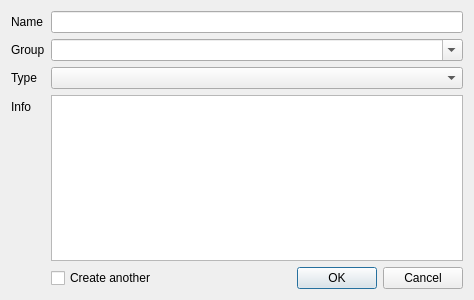
The window that src/Mod/Path/Gui/Resources/panels/PropertyCreate.ui (southseact-3d/fcd) describes before a commit, drawn with Qt 5.
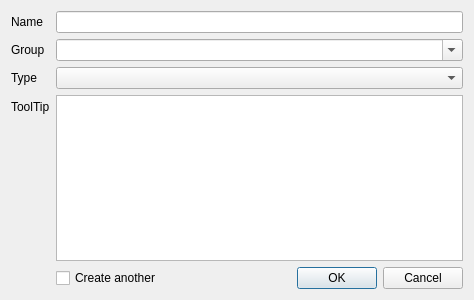
The same window after the commit.

```diff
--- a/src/Mod/Path/Gui/Resources/panels/PropertyCreate.ui
+++ b/src/Mod/Path/Gui/Resources/panels/PropertyCreate.ui
@@ -69,7 +69,7 @@
    <item row="4" column="0">
     <widget class="QLabel" name="label_3">
      <property name="text">
-      <string>Info</string>
+      <string>ToolTip</string>
      </property>
     </widget>
    </item>
```
Left out of the diff: 24 changed lines with no effect on the pictures.
